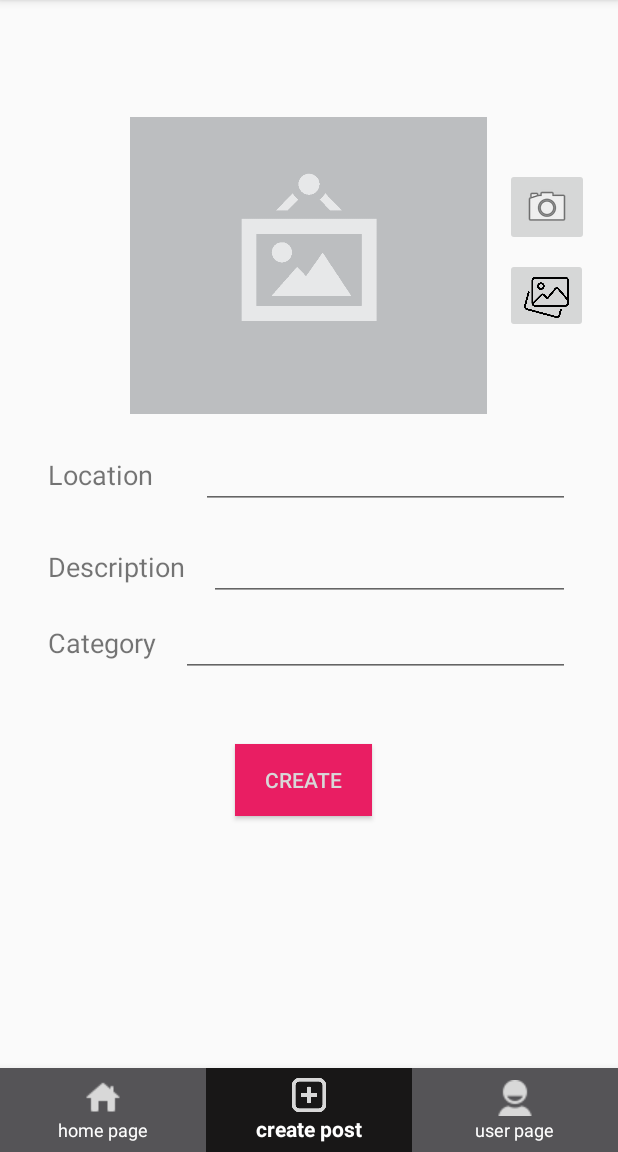
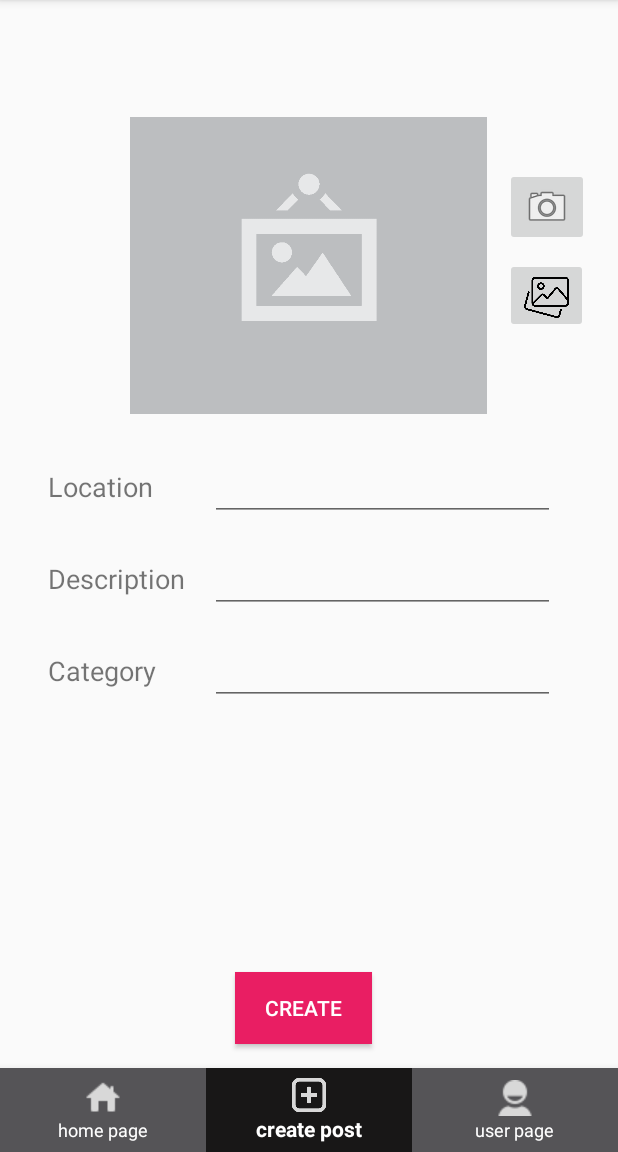
Before and after one commit to DavidMami/ZachenAway, an Android app built with Jetpack Compose: the CreatePostFragment screen opened through its navigation route, on a phone screen of 412 x 824 dp, the part 84-1236 px from its top. Run offline under Robolectric (Android 15) with nearby library versions, the phone set to English and light mode, and no system bars; our stand-ins replace Firebase (no records; nobody signed in at launch, a user with empty details on screens opened directly), Picasso, data binding, navigation-ui.

Commit message:
fix create post and edit post fragments to look better

```diff
--- a/app/src/main/res/layout/fragment_create_post.xml
+++ b/app/src/main/res/layout/fragment_create_post.xml
@@ -79,15 +79,15 @@
 
             <EditText
                 android:id="@+id/postLocationEditText"
-                android:layout_width="0dp"
+                android:layout_width="230dp"
                 android:layout_height="wrap_content"
-                android:layout_marginStart="32dp"
-                android:layout_marginTop="8dp"
+                android:layout_marginStart="130dp"
+                android:layout_marginTop="16dp"
                 android:layout_marginEnd="32dp"
                 android:ems="10"
                 android:inputType="textPersonName"
                 app:layout_constraintEnd_toEndOf="parent"
-                app:layout_constraintStart_toEndOf="@+id/postLocationTextView"
+                app:layout_constraintStart_toStartOf="parent"
                 app:layout_constraintTop_toBottomOf="@+id/postImageImageView"
                 tools:ignore="SpeakableTextPresentCheck" />
 
@@ -103,16 +103,13 @@
 
             <EditText
                 android:id="@+id/postDescriptionEditText"
-                android:layout_width="0dp"
+                android:layout_width="230dp"
                 android:layout_height="wrap_content"
-                android:layout_marginStart="16dp"
+                android:layout_marginStart="130dp"
                 android:layout_marginTop="16dp"
                 android:layout_marginEnd="32dp"
-                android:ems="10"
-                android:gravity="start|top"
-                android:inputType="textMultiLine"
                 app:layout_constraintEnd_toEndOf="parent"
-                app:layout_constraintStart_toEndOf="@+id/postDescriptionTextView"
+                app:layout_constraintStart_toStartOf="parent"
                 app:layout_constraintTop_toBottomOf="@+id/postLocationEditText" />
 
             <TextView
@@ -127,20 +124,20 @@
 
             <EditText
                 android:id="@+id/postCategoryEditText"
-                android:layout_width="0dp"
+                android:layout_width="230dp"
                 android:layout_height="wrap_content"
-                android:layout_marginStart="16dp"
+                android:layout_marginStart="130dp"
                 android:layout_marginTop="16dp"
                 android:layout_marginEnd="32dp"
                 app:layout_constraintEnd_toEndOf="parent"
-                app:layout_constraintStart_toEndOf="@+id/postCategoryTextView"
-                app:layout_constraintTop_toBottomOf="@+id/postDescriptionTextView" />
+                app:layout_constraintStart_toStartOf="parent"
+                app:layout_constraintTop_toBottomOf="@+id/postDescriptionEditText" />
 
             <Button
                 android:id="@+id/createPostButton"
                 android:layout_width="wrap_content"
                 android:layout_height="wrap_content"
-                android:layout_marginBottom="168dp"
+                android:layout_marginBottom="16dp"
                 android:background="@color/create_post_button_color"
                 android:bottomLeftRadius="40dp"
                 android:bottomRightRadius="10dp"
@@ -149,7 +146,7 @@
                 android:paddingRight="20dp"
                 android:paddingBottom="10dp"
                 android:text="Create"
-                android:textColor="@color/icon_color"
+                android:textColor="#FFFFFF"
                 android:topLeftRadius="10dp"
                 android:topRightRadius="10dp"
                 app:layout_constraintBottom_toBottomOf="parent"
```
Also changed, not shown: app/src/main/res/layout/fragment_edit_post.xml (+14 -16 lines).
